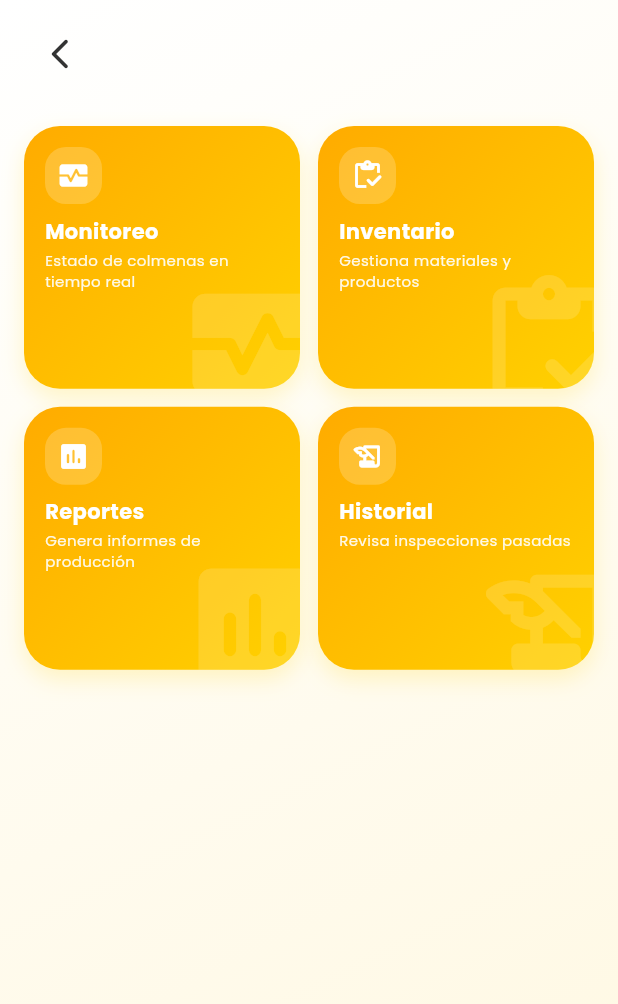
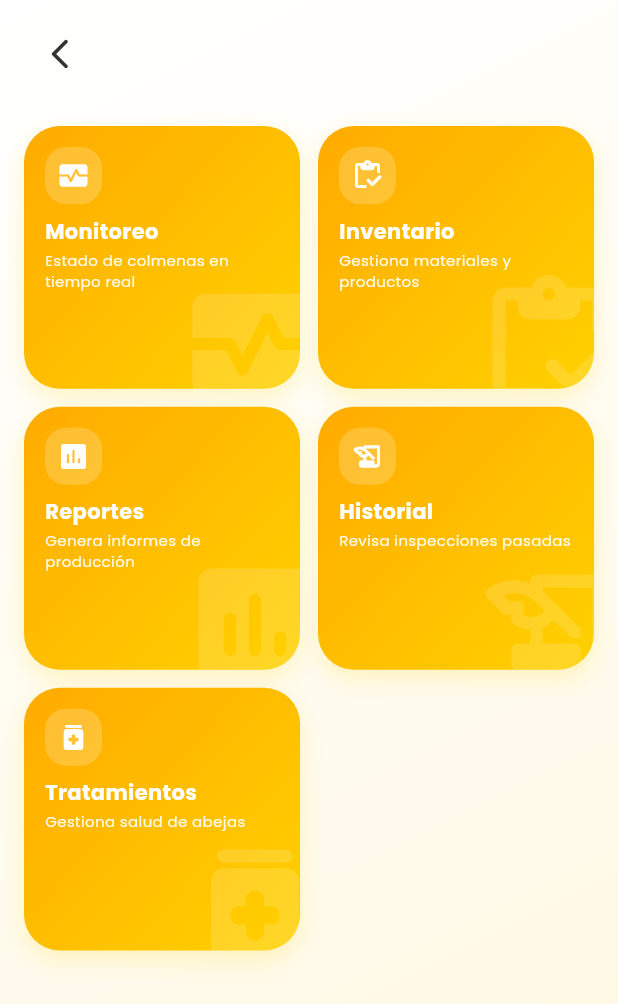
Before and after one commit to SoffiaSanchezz/Softbee-, a Flutter app: the ApiaryDashboardMenu screen opened directly with empty values, on a phone screen of 412 x 824 dp. Shown: the top 1004 px of the screen. Run offline on Flutter 3.47's test engine with Material 3 defaults, Android fonts, the light colour scheme and no system bars; drawn by our look-alikes of flutter_animate; our stand-ins replace dio, either_dart, equatable, flutter_riverpod, go_router, google_fonts and 3 more; accounts and stored records are empty.

Commit message:
feat(apiary): add treatments menu item and refactor menu item handling feat(beehive): implement treatments toggle in beehive form dialog

```diff
--- a/lib/core/widgets/menu_info_apiario.dart
+++ b/lib/core/widgets/menu_info_apiario.dart
@@ -1,3 +1,5 @@
+import 'package:Softbee/feature/apiaries/domain/entities/apiary.dart';
+import 'package:Softbee/feature/apiaries/presentation/providers/apiary_providers.dart';
 import 'package:flutter/material.dart';
 import 'package:flutter_riverpod/flutter_riverpod.dart';
 import 'package:go_router/go_router.dart';
@@ -45,12 +47,14 @@ class ApiaryDashboardMenu extends ConsumerStatefulWidget {
 class _ApiaryDashboardMenuState extends ConsumerState<ApiaryDashboardMenu>
     with TickerProviderStateMixin {
   int? _hoveredIndex;
-  late final List<MenuItemData> _menuItems;
 
   @override
   void initState() {
     super.initState();
-    _menuItems = [
+  }
+
+  List<MenuItemData> _getMenuItems() {
+    return [
       MenuItemData(
         title: 'Monitoreo',
         description: 'Estado de colmenas en tiempo real',
@@ -78,6 +82,13 @@ class _ApiaryDashboardMenuState extends ConsumerState<ApiaryDashboardMenu>
         icon: Icons.history_edu_rounded,
         color: AppColors.primaryYellow,
         routeName: AppRoutes.historyRoute,
+      ),
+      MenuItemData(
+        title: 'Tratamientos',
+        description: 'Gestiona salud de abejas',
+        icon: Icons.medication_rounded,
+        color: AppColors.primaryYellow,
+        routeName: AppRoutes.treatmentsRoute,
       ),
     ];
   }
@@ -154,17 +165,20 @@ class _ApiaryDashboardMenuState extends ConsumerState<ApiaryDashboardMenu>
   }
 
   Widget _buildInteractiveMenu() {
+    final menuItems = _getMenuItems();
+
     return LayoutBuilder(
       builder: (context, constraints) {
         final isSmallScreen = constraints.maxWidth < 600;
 
         if (isSmallScreen) {
-          // Pantallas pequenas: Grid de 2 columnas, cards mas compactas
+          // Pantallas pequeñas: Grid de 2 columnas, cards mas compactas
           return Padding(
             padding: const EdgeInsets.symmetric(
               horizontal: 16.0,
               vertical: 12.0,
             ),
+            child: SingleChildScrollView(
               child: GridView.builder(
                 shrinkWrap: true,
                 physics: const NeverScrollableScrollPhysics(),
@@ -174,9 +188,9 @@ class _ApiaryDashboardMenuState extends ConsumerState<ApiaryDashboardMenu>
                   mainAxisSpacing: 12,
                   childAspectRatio: 1.05,
                 ),
-              itemCount: _menuItems.length,
+                itemCount: menuItems.length,
                 itemBuilder: (context, index) {
-                final item = _menuItems[index];
+                  final item = menuItems[index];
                   return EnhancedMenuButton(
                         title: item.title,
                         icon: item.icon,
@@ -209,6 +223,7 @@ class _ApiaryDashboardMenuState extends ConsumerState<ApiaryDashboardMenu>
                       );
                 },
               ),
+            ),
           );
         } else {
           // Pantallas medianas y grandes: Cards en fila horizontal que llenan todo el ancho
@@ -227,7 +242,7 @@ class _ApiaryDashboardMenuState extends ConsumerState<ApiaryDashboardMenu>
                 ),
                 child: Row(
                   crossAxisAlignment: CrossAxisAlignment.stretch,
-                  children: _menuItems.asMap().entries.map((entry) {
+                  children: menuItems.asMap().entries.map((entry) {
                     final index = entry.key;
                     final item = entry.value;
 
@@ -235,7 +250,7 @@ class _ApiaryDashboardMenuState extends ConsumerState<ApiaryDashboardMenu>
                       child: Padding(
                         padding: EdgeInsets.only(
                           left: index == 0 ? 0 : cardSpacing,
-                          right: index == _menuItems.length - 1
+                          right: index == menuItems.length - 1
                               ? 0
                               : cardSpacing,
                         ),
```
Also changed, not shown: lib/feature/apiaries/presentation/widgets/apiary_form_dialog.dart (+0 -26 lines), lib/feature/beehive/presentation/widgets/beehive_form_dialog.dart (+26 -0 lines). Lines whose indentation alone changed are shown as unchanged.
